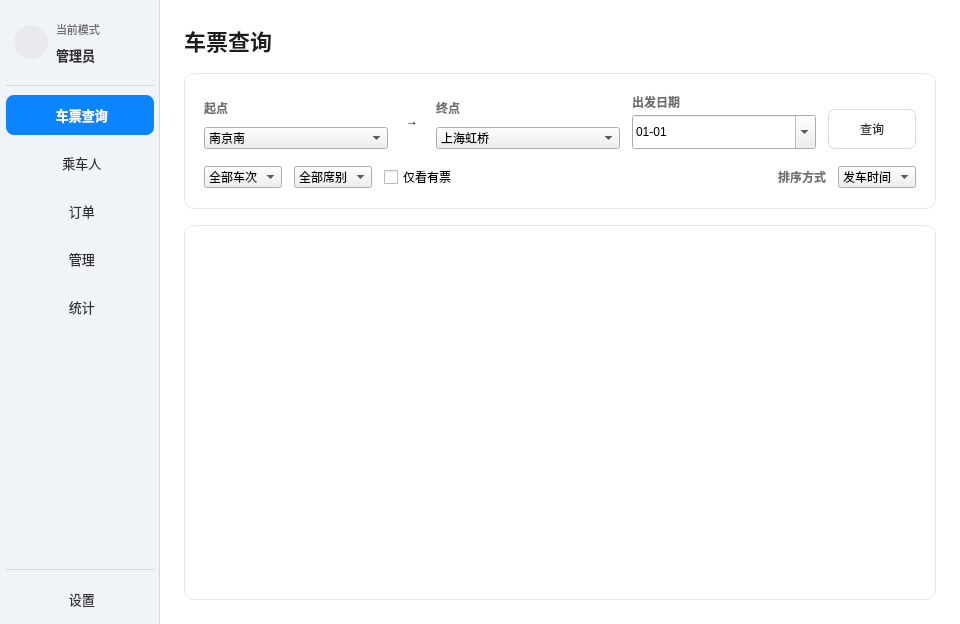
This is src/app/mainwindow.ui in miunerofrade/seu-qt-summer-school as Qt 5 draws it before an edit. The edited form follows.
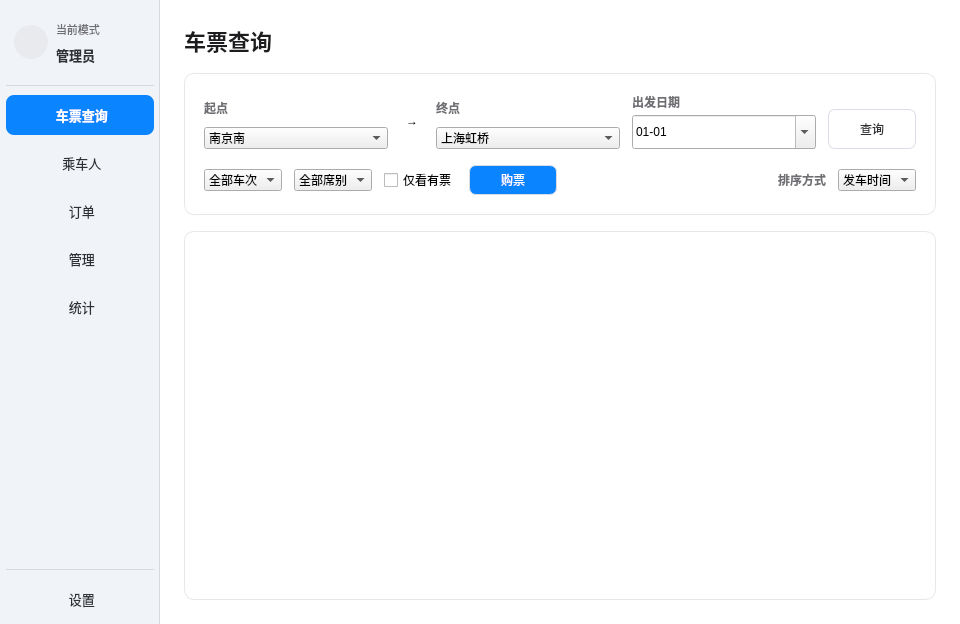
This is the edited form. Icons and pictures are not drawn. Custom widgets are drawn as their Qt base class.

What changed in the file:
```diff
--- a/src/app/mainwindow.ui
+++ b/src/app/mainwindow.ui
@@ -483,91 +483,15 @@
     right: 6px;
 }
 
-QCalendarWidget {
-    background-color: #FFFFFF;
-}
-
-QCalendarWidget QWidget {
-    background-color: #FFFFFF;
-    color: #31363B;
-}
-
-QCalendarWidget QToolButton {
-    background-color: transparent;
-    border: 1px solid #E5E7EB;
-    border-radius: 4px;
-    margin: 3px;
-    padding: 4px 16px 4px 6px;
-    color: #31363B;
-}
-
-QCalendarWidget QToolButton:hover {
-    border-color: #0A84FF;
-}
-
-QCalendarWidget QToolButton:pressed,
-QCalendarWidget QToolButton:checked {
-    background-color: rgba(10, 132, 255, 40);
-    border-color: #0A84FF;
-}
-
-QCalendarWidget QToolButton#qt_calendar_prevmonth {
-    image: url(:/icons/chevron-left.svg);
-    qproperty-iconSize: 0px 0px;
-    min-width: 28px;
-    min-height: 28px;
-    padding: 4px;
+QPushButton#btnBookTicket {
+    background-color: #0A84FF;
+    color: #FFFFFF;
 }
 
 QLineEdit#editPassengerSearch {
     min-width: 180px;
 }
 
-QCalendarWidget QToolButton#qt_calendar_nextmonth {
-    image: url(:/icons/chevron-right.svg);
-    qproperty-iconSize: 0px 0px;
-    min-width: 28px;
-    min-height: 28px;
-    padding: 4px;
-}
-
-QCalendarWidget QToolButton::menu-indicator {
-    image: url(:/icons/chevron-down.svg);
-    width: 12px;
-    height: 8px;
-    subcontrol-origin: padding;
-    subcontrol-position: center right;
-    right: 6px;
-}
-
-QCalendarWidget QAbstractItemView:enabled {
-    background-color: #FFFFFF;
-    border: none;
-    outline: none;
-    color: #31363B;
-    selection-background-color: #0A84FF;
-    selection-color: #FFFFFF;
-}
-
-QCalendarWidget QAbstractItemView::item:hover {
-    background-color: #E8F3FF;
-    color: #0A66C2;
-}
-
-QCalendarWidget QAbstractItemView::item:selected:hover {
-    background-color: #0071E3;
-    color: #FFFFFF;
-}
-
-QCalendarWidget QSpinBox {
-    background-color: #FFFFFF;
-    border: 1px solid #BAB9B8;
-    border-radius: 4px;
-    min-width: 56px;
-    padding: 2px 6px;
-    color: #31363B;
-}
-
 QLabel#labelDepartureStation,
 QLabel#labelArrivalStation,
 QLabel#labelTravelDate,
@@ -786,6 +710,12 @@
                                 </property>
                </widget>
               </item>
+              <item>
+               <widget class="QPushButton" name="btnBookTicket">
+                <property name="minimumSize"><size><width>88</width><height>0</height></size></property>
+                <property name="text"><string>购票</string></property>
+               </widget>
+              </item>
               <item>
                <spacer name="horizontalSpacerQueryFilters">
                 <property name="orientation">
```
Left out of the diff: 36 changed lines with no effect on the pictures.
